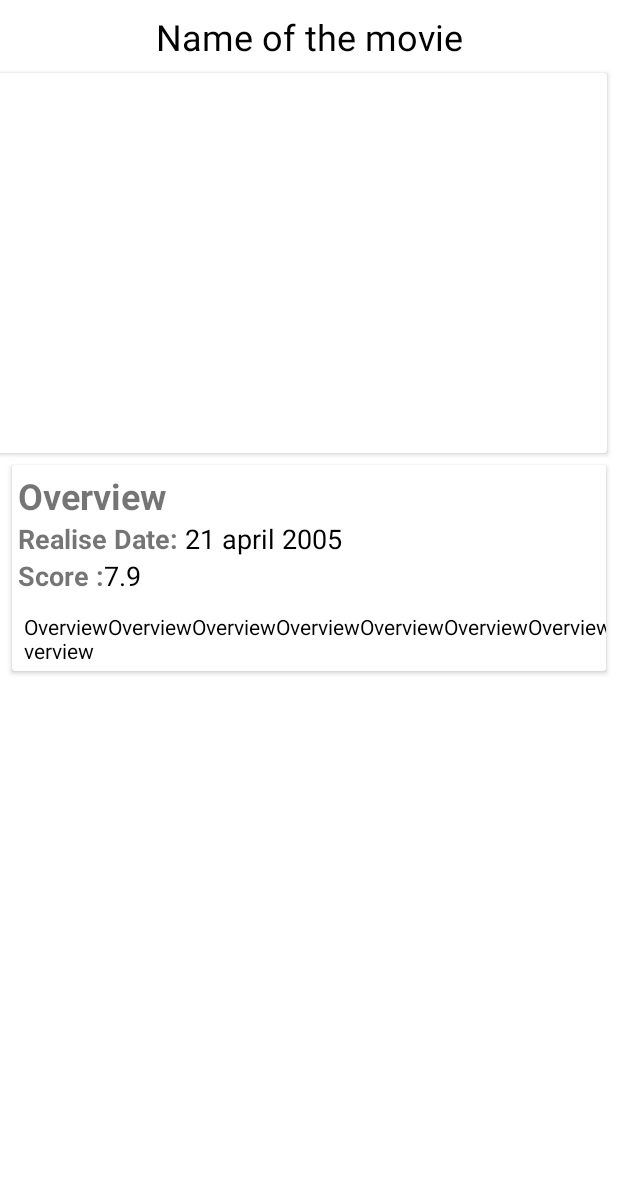
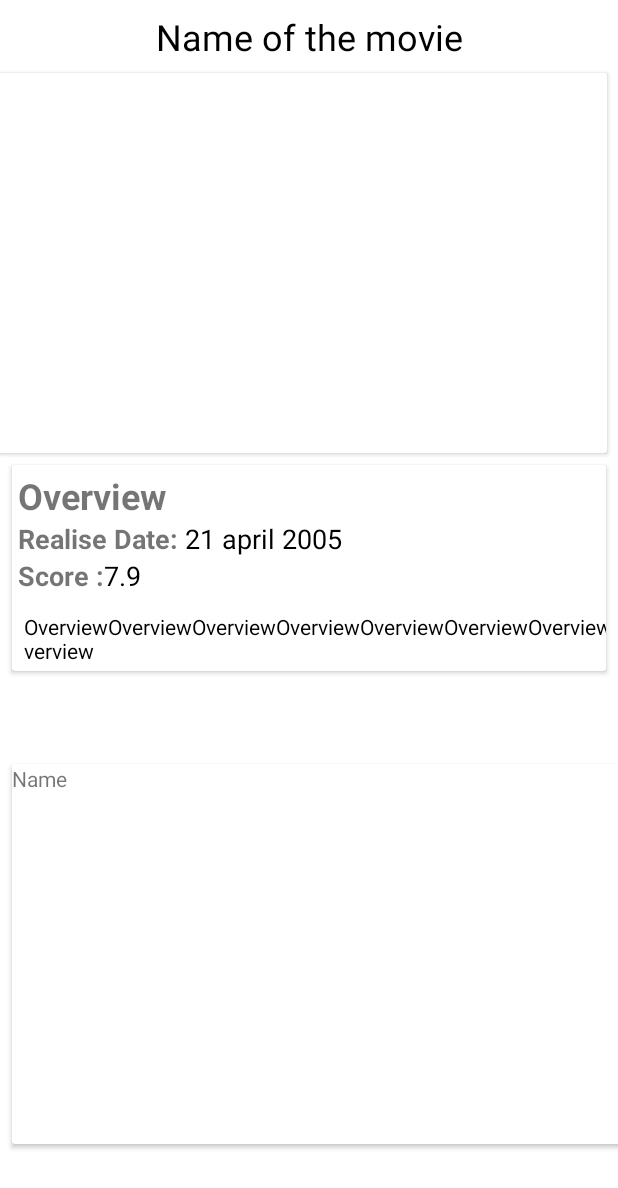
Before and after one commit to amatrenin/MovieDB, an Android app: the MoviesDetailsActivity screen opened directly, with no data from a screen before it, on a phone screen of 412 x 824 dp. Shown: the top 1188 px of the screen. Run offline under Robolectric (Android 15) with nearby library versions, the phone set to English and light mode, and no system bars; our stand-ins replace Picasso; pictures from the network do not load.

Commit message:
add a section with actors to the application

```diff
--- a/app/src/main/java/com/example/mypetproject/model/apis/apiInterface.kt
+++ b/app/src/main/java/com/example/mypetproject/model/apis/apiInterface.kt
@@ -1,6 +1,7 @@
 package com.example.mypetproject
 
 import com.example.mypetproject.data.Movies
+import com.example.mypetproject.data.MoviesActors
 import com.example.mypetproject.data.MoviesDetails
 import com.example.mypetproject.data.MoviesVideos
 import retrofit2.Call
@@ -23,6 +24,12 @@ interface ApiInterface {
         @Query("api_key") apiKey: String,
     ): Call<MoviesDetails>
 
+    @GET("3/person/{person_id}")
+    fun getActors(
+        @Path("person_id") id: Int,
+        @Query("api_key") apiKey: String,
+    ): Call<MoviesActors>
+
     @GET("3/movie/{movie_id}/videos")
     fun getVideos(@Path("movie_id") movieId: Int,
                   @Query("api_key") sort: String
--- a/app/src/main/java/com/example/mypetproject/model/repository/MoviesDBRepository.kt
+++ b/app/src/main/java/com/example/mypetproject/model/repository/MoviesDBRepository.kt
@@ -1,6 +1,7 @@
 package com.example.mypetproject.model.repository
 
 import com.example.mypetproject.data.Movies
+import com.example.mypetproject.data.MoviesActors
 import com.example.mypetproject.data.MoviesDetails
 import com.example.mypetproject.data.MoviesVideos
 import retrofit2.Call
@@ -21,5 +22,7 @@ interface MoviesDBRepository {
      */
     fun getMoviesDetails(id : Int) : Call<MoviesDetails>
 
+    fun getActors(id : Int) : Call<MoviesActors>
+
     fun getMoviesVideos(id: Int) : Call<MoviesVideos>
 }
--- a/app/src/main/java/com/example/mypetproject/model/repository/MoviesDBRepositoryImpl.kt
+++ b/app/src/main/java/com/example/mypetproject/model/repository/MoviesDBRepositoryImpl.kt
@@ -3,6 +3,7 @@ package com.example.mypetproject.model.repository
 import com.example.mypetproject.ApiInterface
 import com.example.mypetproject.Constants
 import com.example.mypetproject.data.Movies
+import com.example.mypetproject.data.MoviesActors
 import com.example.mypetproject.data.MoviesDetails
 import com.example.mypetproject.data.MoviesVideos
 import retrofit2.Call
@@ -18,6 +19,10 @@ class MoviesDBRepositoryImpl : MoviesDBRepository {
         return apiInterface.getMoviesDetails(id, Constants.API_KEY)
     }
 
+    override fun getActors(id: Int): Call<MoviesActors> {
+        return apiInterface.getActors(id, Constants.API_KEY)
+    }
+
     override fun getMoviesVideos(id: Int): Call<MoviesVideos> {
         return apiInterface.getVideos(id, Constants.API_KEY)
     }
--- a/app/src/main/java/com/example/mypetproject/view/MoviesDetailsActivity.kt
+++ b/app/src/main/java/com/example/mypetproject/view/MoviesDetailsActivity.kt
@@ -5,20 +5,23 @@ import android.widget.ImageView
 import android.widget.TextView
 import androidx.appcompat.app.AppCompatActivity
 import com.example.mypetproject.R
+import com.example.mypetproject.data.MoviesActors
 import com.example.mypetproject.data.MoviesDetails
 import com.example.mypetproject.viewmodel.MoviesViewModel
 import com.squareup.picasso.Picasso
 
 
-    class MoviesDetailsActivity : AppCompatActivity() {
+class MoviesDetailsActivity : AppCompatActivity() {
 
     private val mViewModel: MoviesViewModel = MoviesViewModel()
 
     private lateinit var mTitle: TextView
+    private lateinit var mTitleActors: TextView
     private lateinit var mReliaseDate: TextView
     private lateinit var mScore: TextView
     private lateinit var mOverview: TextView
     private lateinit var mBanner: ImageView
+    private lateinit var mBannerActors: ImageView
 
 
     override fun onCreate(savedInstanceState: Bundle?) {
@@ -28,8 +31,10 @@ import com.squareup.picasso.Picasso
         val id = intent.getIntExtra("id", 0)
         initViews()
         initObservers()
+        initObserversActors()
         mViewModel.getMovieDetails(id)
         mViewModel.getMoviesVideos(id)
+        mViewModel.getMovieActors(id)
 
     }
 
@@ -37,6 +42,14 @@ import com.squareup.picasso.Picasso
         mViewModel.apply {
             movieDetails.observe(this@MoviesDetailsActivity) {
                 setMovieInformation(it)
+            }
+        }
+    }
+
+    private fun initObserversActors() {
+        mViewModel.apply {
+            movieDetailsActors.observe(this@MoviesDetailsActivity) {
+                setMovieInformationActors(it)
             }
         }
     }
@@ -53,12 +66,22 @@ import com.squareup.picasso.Picasso
             .into(mBanner)
     }
 
+    private fun setMovieInformationActors(movieDetailsActors: MoviesActors?) {
+        mTitleActors.text = movieDetailsActors?.name
+
+        Picasso.get()
+            .load("https://image.tmdb.org/t/p/w500" + movieDetailsActors?.profile_path)
+            .into(mBannerActors)
+    }
+
     private fun initViews() {
         mTitle = findViewById(R.id.movies_details_title)
+        mTitleActors = findViewById(R.id.movies_details_actor_name)
         mReliaseDate = findViewById(R.id.movies_details_date)
         mScore = findViewById(R.id.movies_details_score)
         mOverview = findViewById(R.id.movies_details_body_overview)
         mBanner = findViewById(R.id.movies_details_image_banner)
+        mBannerActors = findViewById(R.id.movies_details_actors_banner)
 
     }
 }
--- a/app/src/main/java/com/example/mypetproject/viewmodel/MoviesViewModel.kt
+++ b/app/src/main/java/com/example/mypetproject/viewmodel/MoviesViewModel.kt
@@ -3,10 +3,7 @@ package com.example.mypetproject.viewmodel
 import android.util.Log
 import androidx.lifecycle.LiveData
 import androidx.lifecycle.MutableLiveData
-import com.example.mypetproject.data.Movies
-import com.example.mypetproject.data.MoviesDetails
-import com.example.mypetproject.data.MoviesVideos
-import com.example.mypetproject.data.Result
+import com.example.mypetproject.data.*
 import com.example.mypetproject.model.repository.MoviesDBRepository
 import com.example.mypetproject.model.repository.MoviesDBRepositoryImpl
 import retrofit2.Call
@@ -20,6 +17,9 @@ class MoviesViewModel {
 
     private val _movieDetails = MutableLiveData<MoviesDetails>()
     val movieDetails: LiveData<MoviesDetails> = _movieDetails
+
+    private val _movieDetailsActors = MutableLiveData<MoviesActors>()
+    val movieDetailsActors: LiveData<MoviesActors> = _movieDetailsActors
 
     private val _movieVideoYoutubeID = MutableLiveData<MoviesVideos>()
     val movieVideoYoutubeID = _movieVideoYoutubeID
@@ -47,11 +47,25 @@ class MoviesViewModel {
         response.enqueue(object : Callback<MoviesDetails> {
             override fun onResponse(call: Call<MoviesDetails>, response: Response<MoviesDetails>) {
 
-                Log.d("testLogs", "Onresponse Success ${call.toString()}")
+                Log.d("testLogs", "Onresponse Success getMovieDetails${call.toString()}")
                 _movieDetails.postValue(response.body())
             }
 
             override fun onFailure(call: Call<MoviesDetails>, t: Throwable) {
+                Log.d("testLogs", "onFailure : ${t.message}")
+            }
+        })
+    }
+    fun getMovieActors(id: Int) {
+        val response = mMoviesRepository.getActors(id)
+        response.enqueue(object : Callback<MoviesActors> {
+            override fun onResponse(call: Call<MoviesActors>, response: Response<MoviesActors>) {
+
+                Log.d("testLogs", "Onresponse Success getActors${call.toString()}")
+                _movieDetailsActors.postValue(response.body())
+            }
+
+            override fun onFailure(call: Call<MoviesActors>, t: Throwable) {
                 Log.d("testLogs", "onFailure : ${t.message}")
             }
         })
@@ -62,7 +76,7 @@ class MoviesViewModel {
         response.enqueue(object : Callback<MoviesVideos> {
             override fun onResponse(call: Call<MoviesVideos>, response: Response<MoviesVideos>) {
 
-                Log.d("testLogs", "Onresponse Success ${call.toString()}")
+                Log.d("testLogs", "Onresponse Success getVideo${call.toString()}")
                 _movieVideoYoutubeID.postValue(response.body())
             }
             override fun onFailure(call: Call<MoviesVideos>, t: Throwable) {
--- a/app/src/main/res/layout/activity_movies_details.xml
+++ b/app/src/main/res/layout/activity_movies_details.xml
@@ -120,5 +120,30 @@
 
     </androidx.cardview.widget.CardView>
 
+    <androidx.cardview.widget.CardView
+        android:id="@+id/movies_details_header_container_actors_card"
+        android:layout_width="464dp"
+        android:layout_height="253dp"
+        android:layout_margin="8dp"
+        app:layout_constraintBottom_toBottomOf="parent"
+        app:layout_constraintStart_toStartOf="parent"
+        app:layout_constraintTop_toBottomOf="@+id/movies_details_body_container_card">
+
+        <TextView
+            android:id="@+id/movies_details_actor_name"
+            android:layout_width="wrap_content"
+            android:layout_height="wrap_content"
+            android:text="Name" />
+    </androidx.cardview.widget.CardView>
+
+    <androidx.appcompat.widget.AppCompatImageView
+        android:id="@+id/movies_details_actors_banner"
+        android:layout_width="206dp"
+        android:layout_height="167dp"
+        app:layout_constraintEnd_toEndOf="parent"
+        app:layout_constraintHorizontal_bias="0.438"
+        app:layout_constraintStart_toStartOf="parent"
+        app:layout_constraintTop_toTopOf="@+id/movies_details_header_container_actors_card" />
+
 
 </androidx.constraintlayout.widget.ConstraintLayout>
```
Also changed, not shown: app/src/main/java/com/example/mypetproject/data/MoviesActors.kt (added, +18 -0 lines).
